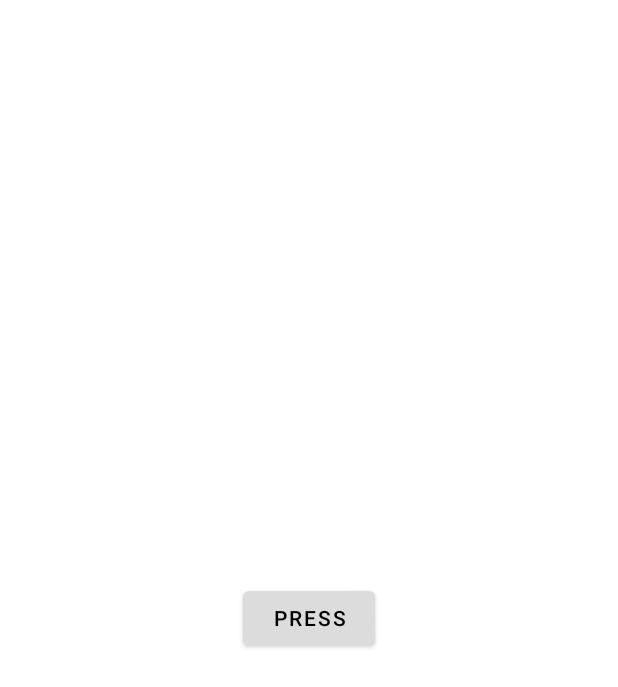
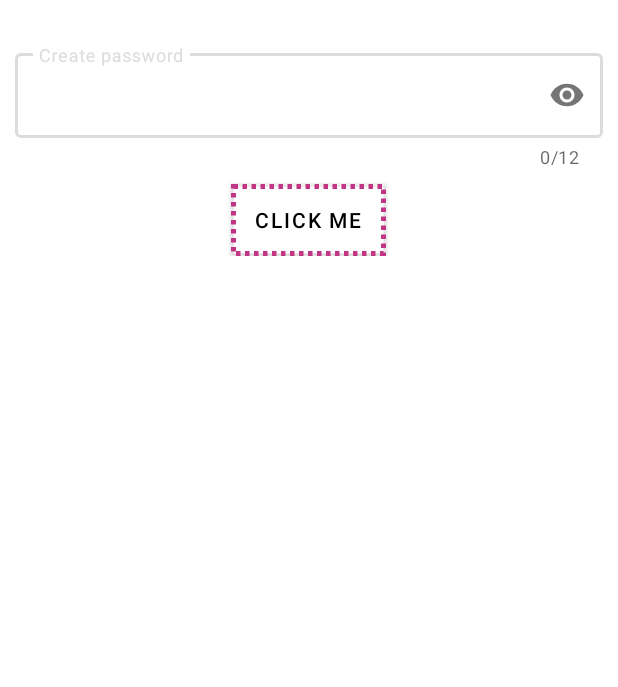
Before and after one commit to JonibekXolmonov/AppJava, an Android app: the screen it shows after launch (MainActivity), on a phone screen of 412 x 824 dp. Shown: the top 687 px of the screen. Run offline under Robolectric (Android 15) with nearby library versions, the phone set to English and light mode, and no system bars.

```diff
--- a/app/build.gradle
+++ b/app/build.gradle
@@ -37,6 +37,8 @@ dependencies {
     implementation 'androidx.appcompat:appcompat:1.4.0'
     implementation 'com.google.android.material:material:1.4.0'
     implementation 'androidx.constraintlayout:constraintlayout:2.1.2'
+    implementation 'androidx.legacy:legacy-support-v4:1.0.0'
+    implementation 'com.google.firebase:firebase-firestore:22.1.2'
     testImplementation 'junit:junit:4.+'
     androidTestImplementation 'androidx.test.ext:junit:1.1.3'
     androidTestImplementation 'androidx.test.espresso:espresso-core:3.4.0'
--- a/app/src/main/AndroidManifest.xml
+++ b/app/src/main/AndroidManifest.xml
@@ -10,9 +10,6 @@
         android:supportsRtl="true"
         android:theme="@style/Theme.AppJava">
         <activity
-            android:name=".SecondActivity"
-            android:exported="true" />
-        <activity
             android:name=".MainActivity"
             android:exported="true">
             <intent-filter>
--- a/app/src/main/java/com/example/appjava/MainActivity.java
+++ b/app/src/main/java/com/example/appjava/MainActivity.java
@@ -2,11 +2,21 @@ package com.example.appjava;
 
 import androidx.appcompat.app.AppCompatActivity;
 
-import android.content.Intent;
 import android.os.Bundle;
+import android.text.Editable;
+import android.text.TextWatcher;
 import android.view.View;
+import android.widget.Button;
+
+import com.google.android.material.textfield.TextInputEditText;
+import com.google.android.material.textfield.TextInputLayout;
+
 
 public class MainActivity extends AppCompatActivity {
+
+    private TextInputLayout textInputLayout;
+    private TextInputEditText textInputEditText;
+    private Button confirmButton;
 
     @Override
     protected void onCreate(Bundle savedInstanceState) {
@@ -17,18 +27,40 @@ public class MainActivity extends AppCompatActivity {
     }
 
     private void initViews() {
-        findViewById(R.id.btn_press).setOnClickListener(new View.OnClickListener() {
+        textInputLayout = findViewById(R.id.ttl_password);
+        textInputEditText = findViewById(R.id.edt_change_listener);
+        confirmButton = findViewById(R.id.btn_confirm);
+
+        confirmButton.setOnClickListener(new View.OnClickListener() {
             @Override
             public void onClick(View v) {
-                openSecondActivity();
+                if (textInputEditText.getText().toString().isEmpty()) {
+                    textInputLayout.setError("Empty field");
+                }
+            }
+        });
+
+        textInputEditText.addTextChangedListener(new TextWatcher() {
+            @Override
+            public void beforeTextChanged(CharSequence s, int start, int count, int after) {
+
+            }
+
+            @Override
+            public void onTextChanged(CharSequence s, int start, int before, int count) {
+                if (!s.toString().isEmpty()) {
+                    textInputLayout.setErrorEnabled(false);
+                }
+
+                if (s.toString().length() > 12) {
+                    textInputLayout.setError("Very long");
+                }
+            }
+
+            @Override
+            public void afterTextChanged(Editable s) {
+
             }
         });
     }
-
-    private void openSecondActivity() {
-        Intent intent = new Intent(this,SecondActivity.class);
-        startActivity(intent);
-    }
-
-
 }
--- /dev/null
+++ b/app/src/main/res/drawable/button_dashed.xml
@@ -0,0 +1,16 @@
+<?xml version="1.0" encoding="utf-8"?>
+<selector xmlns:android="http://schemas.android.com/apk/res/android">
+    <item android:state_pressed="false">
+        <shape android:shape="rectangle">
+            <solid android:color="@color/white" />
+            <stroke android:width="5px" android:color="#c13584" android:dashWidth="3dp" android:dashGap="3dp" />
+        </shape>
+    </item>
+
+    <item android:state_pressed="true">
+        <shape android:shape="rectangle">
+            <solid android:color="@color/white" />
+            <stroke android:width="5px" android:color="#3548C1" android:dashWidth="5dp" android:dashGap="5dp" />
+        </shape>
+    </item>
+</selector>
--- a/app/src/main/res/layout/activity_main.xml
+++ b/app/src/main/res/layout/activity_main.xml
@@ -1,16 +1,42 @@
 <?xml version="1.0" encoding="utf-8"?>
 <LinearLayout xmlns:android="http://schemas.android.com/apk/res/android"
+    xmlns:app="http://schemas.android.com/apk/res-auto"
     xmlns:tools="http://schemas.android.com/tools"
     android:layout_width="match_parent"
     android:layout_height="match_parent"
-    android:gravity="center"
+    android:layout_marginVertical="10dp"
+    android:gravity="top"
+    android:orientation="vertical"
     tools:context=".MainActivity">
 
-    <Button
-        android:id="@+id/btn_press"
-        android:layout_width="wrap_content"
+    <com.google.android.material.textfield.TextInputLayout
+        android:id="@+id/ttl_password"
+        style="@style/Widget.MaterialComponents.TextInputLayout.OutlinedBox"
+        android:layout_width="match_parent"
         android:layout_height="wrap_content"
-        android:text="Press"
-        android:textColor="@color/black" />
+        android:layout_marginTop="10dp"
+        android:hint="Create password"
+        android:padding="10dp"
+        app:counterEnabled="true"
+        app:counterMaxLength="12"
+        app:passwordToggleEnabled="true">
+
+        <com.google.android.material.textfield.TextInputEditText
+            android:layout_width="match_parent"
+            android:layout_height="wrap_content"
+            android:id="@+id/edt_change_listener"
+            android:inputType="textPassword" />
+
+        <Button
+            android:id="@+id/btn_confirm"
+            android:layout_width="wrap_content"
+            android:layout_height="wrap_content"
+            android:layout_gravity="center_horizontal"
+            android:layout_marginTop="10dp"
+            android:background="@drawable/button_dashed"
+            android:text="click me"
+            android:textColor="@color/black"
+            app:backgroundTint="@null" />
+    </com.google.android.material.textfield.TextInputLayout>
 
 </LinearLayout>
--- a/app/src/main/res/values/strings.xml
+++ b/app/src/main/res/values/strings.xml
@@ -1,3 +1,5 @@
 <resources>
     <string name="app_name">Twitter Clone Java</string>
+    <!-- TODO: Remove or change this placeholder text -->
+    <string name="hello_blank_fragment">Hello blank fragment</string>
 </resources>
```
Also changed, not shown: app/src/main/java/com/example/appjava/SecondActivity.java (deleted, +0 -14 lines), app/src/main/res/layout/activity_second.xml (deleted, +0 -21 lines), app/src/main/res/layout/button_dashed.xml (added, +16 -0 lines), app/src/main/res/drawable-v24/image_1.jpg (deleted), app/src/main/res/drawable/ic_launcher_foreground.xml (renamed from app/src/main/res/drawable-v24/ic_launcher_foreground.xml), app/src/main/res/drawable/land_1.jpg (added), app/src/main/res/drawable/land_2.jpg (added), app/src/main/res/drawable/land_3.jpg (added), app/src/main/res/drawable/lanscape_image.jpg (added).
